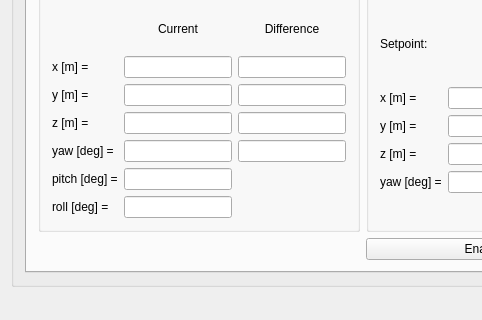
alexdidier/rampc-quadrotor, file pps_ws/src/d_fall_pps/GUI_Qt/studentGUI/src/MainWindow.ui: the form before one commit; both pictures show x 0 to 482 and y 249 to 569 of the 854 by 569 pixel window.
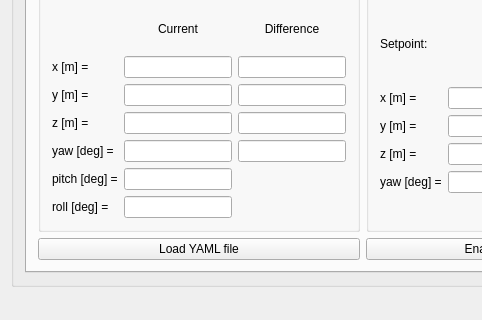
The form after the commit.

Commit message: added a different link to set the setpoint for GUI, so that PPSClient decides in the end which setpoint to use. Difference between high-level setpoint and low-level setpoint

```diff
--- a/pps_ws/src/d_fall_pps/GUI_Qt/studentGUI/src/MainWindow.ui
+++ b/pps_ws/src/d_fall_pps/GUI_Qt/studentGUI/src/MainWindow.ui
@@ -326,6 +326,13 @@
              </property>
             </widget>
            </item>
+           <item row="1" column="0">
+            <widget class="QPushButton" name="load_safe_yaml_button">
+             <property name="text">
+              <string>Load YAML file</string>
+             </property>
+            </widget>
+           </item>
           </layout>
          </widget>
          <widget class="QWidget" name="tab_4">
```
The commit also changes 3 other files.
